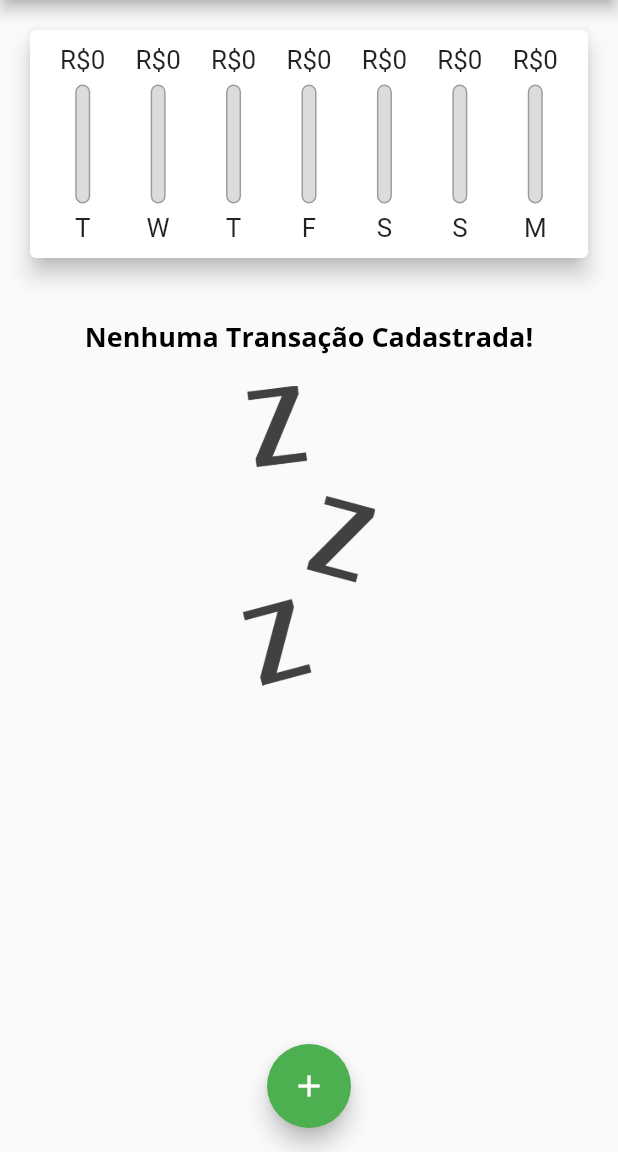
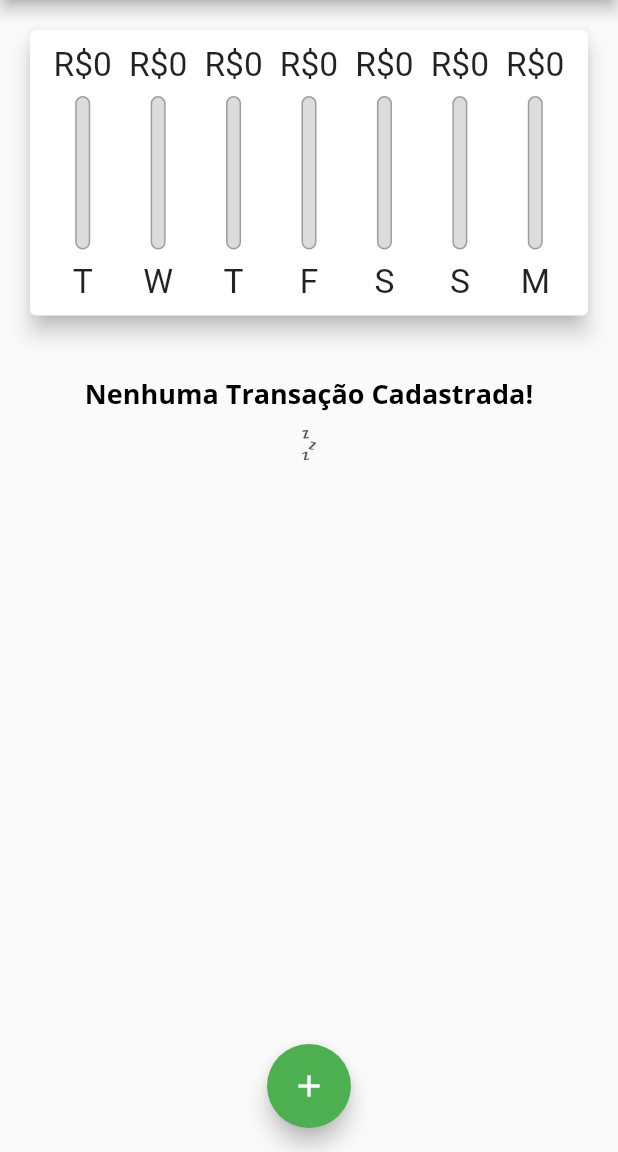
Before and after one commit to gianhp12/expenses-flutter, a Flutter app: the screen it shows after launch, on a phone screen of 412 x 824 dp, the part 84-1236 px from its top. Run offline on Flutter 3.47's test engine with Material 2 defaults, Android fonts, the phone set to English and light mode, and no system bars.

Commit message:
Adjust Components Width and Height with Resposive Elements

```diff
--- a/lib/components/transaction_list.dart
+++ b/lib/components/transaction_list.dart
@@ -12,22 +12,26 @@ class TransactionList extends StatelessWidget {
   @override
   Widget build(BuildContext context) {
     return transactions.isEmpty
-        ? Column(
+        ? LayoutBuilder(
+            builder: (ctx, constraints) {
+              return Column(
                 children: [
-              const SizedBox(height: 20),
+                  SizedBox(height: 20),
                   Text(
                     'Nenhuma Transação Cadastrada!',
                     style: Theme.of(context).textTheme.headline6,
                   ),
-              const SizedBox(height: 20),
+                  SizedBox(height: constraints.maxHeight * 0.05),
                   SizedBox(
-                height: 200,
+                    height: 20,
                     child: Image.asset(
                       'assets/images/waiting.png',
                       fit: BoxFit.cover,
                     ),
                   ),
                 ],
+              );
+            },
           )
         : ListView.builder(
             itemCount: transactions.length,
@@ -62,8 +66,17 @@ class TransactionList extends StatelessWidget {
                   subtitle: Text(
                     DateFormat('d MMM y').format(tr.date),
                   ),
-                  trailing: IconButton(
-                    icon: const Icon(Icons.delete),
+                  trailing: MediaQuery.of(context).size.width > 480
+                      ? ElevatedButton.icon(
+                          onPressed: () => onRemove(tr.id),
+                          icon: Icon(Icons.delete),
+                          label: Text('Excluir'),
+                          style: ElevatedButton.styleFrom(
+                            primary: Colors.red,
+                          ),
+                        )
+                      : IconButton(
+                          icon: Icon(Icons.delete),
                           color: Theme.of(context).errorColor,
                           onPressed: () => onRemove(tr.id),
                         ),
--- a/lib/main.dart
+++ b/lib/main.dart
@@ -1,5 +1,6 @@
 import 'package:expenses/components/transaction_form.dart';
 import 'package:flutter/material.dart';
+import 'package:flutter/services.dart';
 import 'dart:math';
 import 'components/transaction_form.dart';
 import 'components/transaction_list.dart';
@@ -54,6 +55,7 @@ class MyHomePage extends StatefulWidget {
 
 class _MyHomePageState extends State<MyHomePage> {
   final List<Transaction> _transactions = [];
+  bool _showChart = false;
 
   List<Transaction> get _recentTransactions {
     return _transactions.where((tr) {
@@ -95,14 +97,26 @@ class _MyHomePageState extends State<MyHomePage> {
 
   @override
   Widget build(BuildContext context) {
+    bool isLandScape =
+        MediaQuery.of(context).orientation == Orientation.landscape;
+
     final appBar = AppBar(
       title: const Text(
         'Despesas Pessoais',
       ),
       actions: [
         IconButton(
-          icon: const Icon(Icons.add),
+          icon: Icon(Icons.add),
           onPressed: () => _openTransactionFormModal(context),
+        ),
+        if (isLandScape)
+          IconButton(
+            icon: Icon(_showChart ? Icons.list : Icons.pie_chart),
+            onPressed: () {
+              setState(() {
+                _showChart = !_showChart;
+              });
+            },
           ),
       ],
     );
@@ -115,12 +129,14 @@ class _MyHomePageState extends State<MyHomePage> {
         child: Column(
           crossAxisAlignment: CrossAxisAlignment.stretch,
           children: [
+            if (_showChart || !isLandScape)
               Container(
-              height: availableHeight * 0.25,
+                height: availableHeight * (isLandScape ? 0.7 : 0.3),
                 child: Chart(_recentTransactions),
               ),
+            if (!_showChart || !isLandScape)
               Container(
-              height: availableHeight * 0.75,
+                height: availableHeight * (isLandScape ? 1 : 0.3),
                 child: TransactionList(_transactions, _removeTransaction),
               ),
           ],
```
Also changed, not shown: lib/components/transaction_form.dart (+8 -2 lines). Lines whose indentation alone changed are shown as unchanged.
